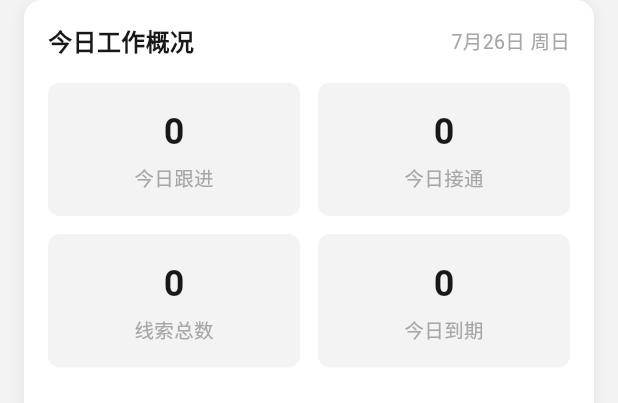
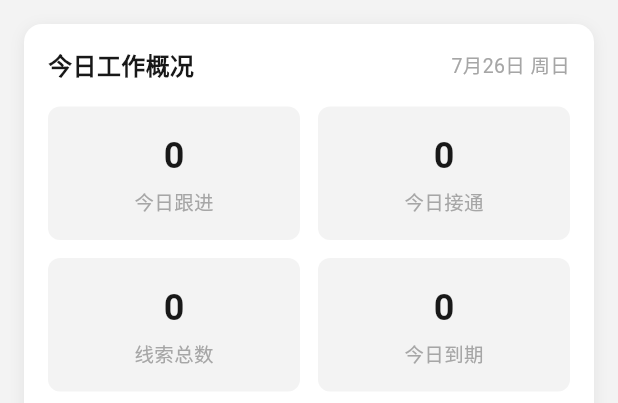
Before and after one commit to fengcms/telemarketing-saas-app, a Flutter app: the HomeStatsSection widget shown alone on an empty page, opened directly with empty values, on a phone screen of 412 x 824 dp. Shown: the top 403 px of the screen. Run offline on Flutter 3.47's test engine with Material 3 defaults, Android fonts, the phone set to English and light mode, and no system bars; our stand-ins replace connectivity_plus, dio, flutter_riverpod, flutter_secure_storage, package_info_plus, shared_preferences; missing offline and left inert: alice, alice_dio; accounts and stored records are empty; network calls fail.

Commit message:
fix: 首页今日概况区块顶部间距（AppCardSection 缺 top margin）

```diff
--- a/lib/pages/home/home_stats_section.dart
+++ b/lib/pages/home/home_stats_section.dart
@@ -25,6 +25,7 @@ class HomeStatsSection extends ConsumerWidget {
     return AppCardSection(
       title: '今日工作概况',
       trailing: dateLabel,
+      margin: const EdgeInsets.fromLTRB(16, 16, 16, 0),
       child: state.isLoadingStats && state.stats == null
           ? _buildStatsGrid(null)
           : state.statsError != null && state.stats == null
```
